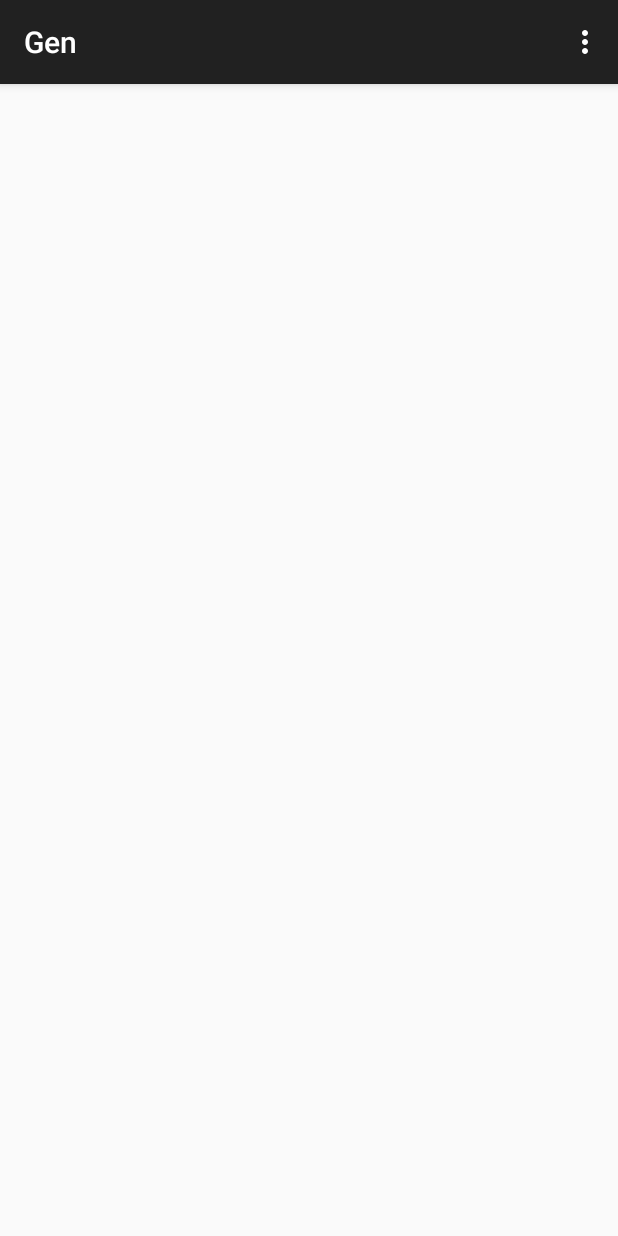
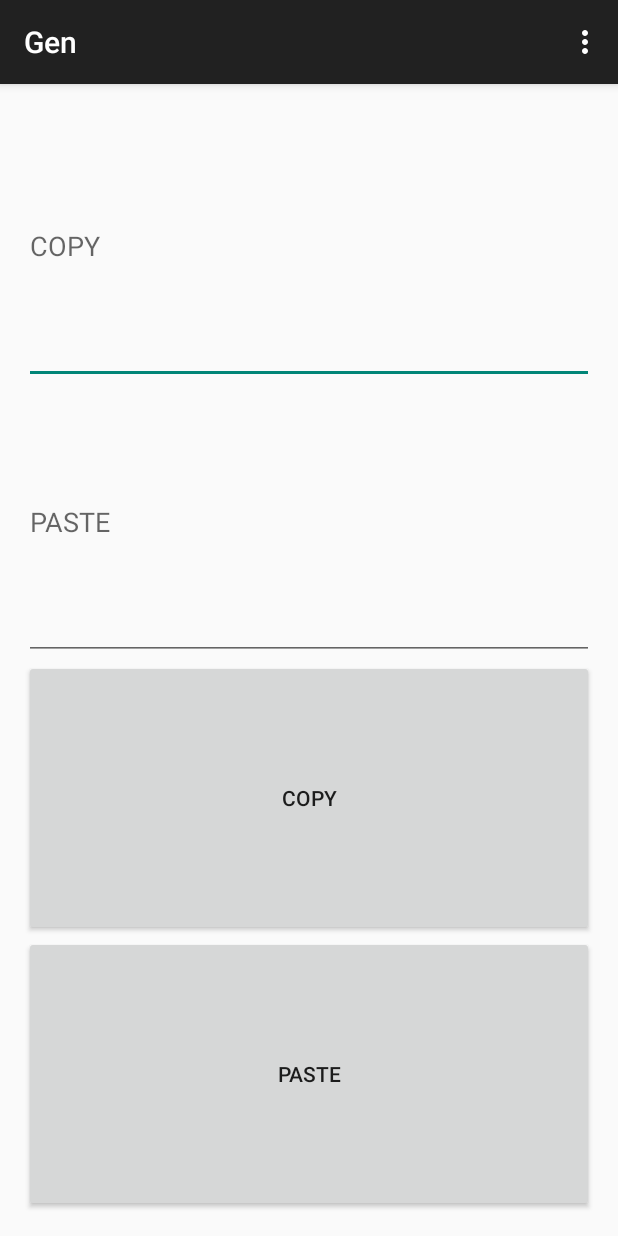
Before and after one commit to srivatsan-ramesh/Gen, an Android app: the screen it shows after launch (MainActivity), on a phone screen of 412 x 824 dp. Run offline under Robolectric (Android 15) with nearby library versions, the phone set to English and light mode, and no system bars.

```diff
--- a/app/src/main/java/com/example/srivatsan/gen/MainActivity.java
+++ b/app/src/main/java/com/example/srivatsan/gen/MainActivity.java
@@ -1,20 +1,44 @@
 package com.example.srivatsan.gen;
 
+import android.content.ClipData;
+import android.content.ClipboardManager;
+import android.os.Bundle;
 import android.support.v7.app.ActionBarActivity;
-import android.os.Bundle;
 import android.view.Menu;
 import android.view.MenuItem;
+import android.view.View;
+import android.widget.EditText;
+import android.widget.Toast;
 
 
 public class MainActivity extends ActionBarActivity {
-
+    private ClipboardManager myClipboard;
+    private ClipData myClip;
+    private EditText copyField,pasteField;
     @Override
     protected void onCreate(Bundle savedInstanceState) {
         super.onCreate(savedInstanceState);
         setContentView(R.layout.activity_main);
+        myClipboard = (ClipboardManager)getSystemService(CLIPBOARD_SERVICE);
+        copyField = (EditText)findViewById(R.id.copy);
+        pasteField = (EditText)findViewById(R.id.paste);
     }
 
-
+    public void copy(View view){
+        String text = copyField.getText().toString();
+        myClip = ClipData.newPlainText("text", text);
+        myClipboard.setPrimaryClip(myClip);
+        Toast.makeText(getApplicationContext(), "Text Copied",
+                Toast.LENGTH_SHORT).show();
+    }
+    public void paste(View view){
+        ClipData abc = myClipboard.getPrimaryClip();
+        ClipData.Item item = abc.getItemAt(0);
+        String text = item.getText().toString();
+        pasteField.setText(text);
+        Toast.makeText(getApplicationContext(), "Text Pasted",
+                Toast.LENGTH_SHORT).show();
+    }
     @Override
     public boolean onCreateOptionsMenu(Menu menu) {
         // Inflate the menu; this adds items to the action bar if it is present.
--- a/app/src/main/res/layout/activity_main.xml
+++ b/app/src/main/res/layout/activity_main.xml
@@ -1,8 +1,41 @@
-<RelativeLayout xmlns:android="http://schemas.android.com/apk/res/android"
+<LinearLayout xmlns:android="http://schemas.android.com/apk/res/android"
     xmlns:tools="http://schemas.android.com/tools" android:layout_width="match_parent"
     android:layout_height="match_parent" android:paddingLeft="@dimen/activity_horizontal_margin"
     android:paddingRight="@dimen/activity_horizontal_margin"
     android:paddingTop="@dimen/activity_vertical_margin"
+    android:orientation="vertical"
     android:paddingBottom="@dimen/activity_vertical_margin" tools:context=".MainActivity">
 
-</RelativeLayout>
+    <EditText
+        android:layout_width="match_parent"
+        android:layout_height="0dp"
+        android:hint="COPY"
+        android:layout_weight="1"
+        android:id="@+id/copy" />
+    <EditText
+        android:layout_width="match_parent"
+        android:layout_height="0dp"
+        android:hint="PASTE"
+        android:id="@+id/paste"
+        android:layout_gravity="center_vertical"
+        android:layout_weight="1" />
+
+    <Button
+        android:layout_width="match_parent"
+        android:layout_height="0dp"
+        android:layout_weight="1"
+        android:text="Copy"
+        android:id="@+id/button"
+        android:onClick="copy"
+        android:layout_gravity="bottom" />
+    <Button
+        android:layout_width="match_parent"
+        android:layout_height="0dp"
+        android:layout_weight="1"
+        android:text="Paste"
+        android:id="@+id/button2"
+        android:onClick="paste"
+        android:layout_gravity="bottom" />
+
+
+</LinearLayout>
```
Also changed, not shown: app/src/main/AndroidManifest.xml (+3 -5 lines), 1 other file.
